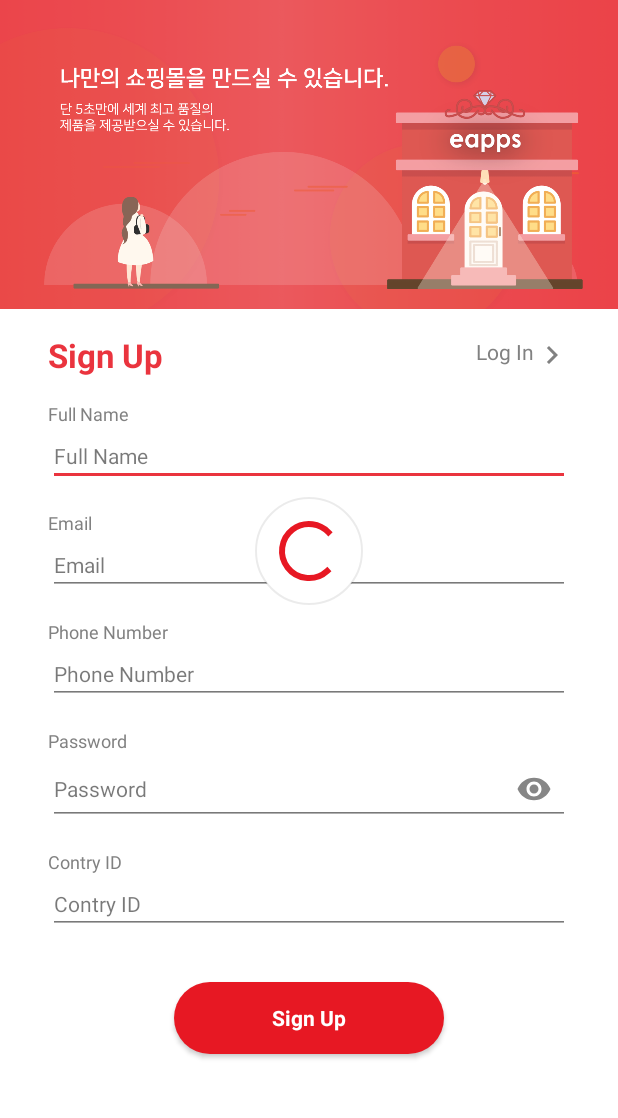
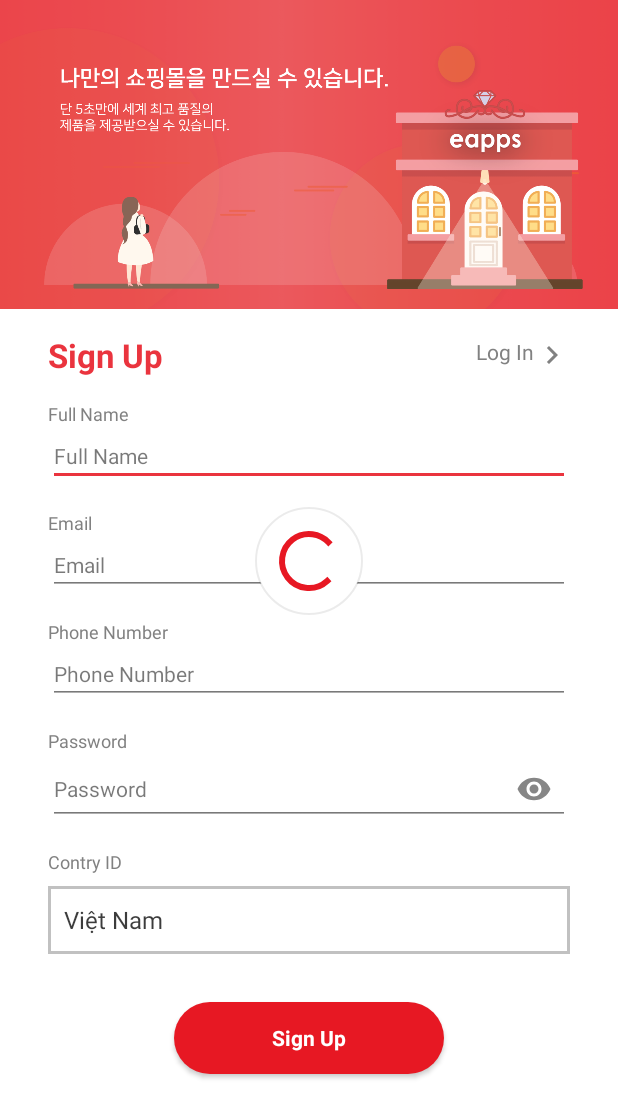
Before and after one commit to khoiln218/Gomi-Seller, an Android app: the SignUpActivity screen opened directly, with no data from a screen before it, on a phone screen of 412 x 824 dp. Shown: the top 1118 px of the screen. Run offline under Robolectric (Android 15) with nearby library versions, the phone set to English and light mode, and no system bars; our stand-ins replace data binding.

Commit message:
-[upd] add select contry id

```diff
--- a/app/src/main/java/vn/gomicorp/seller/data/AppDataSource.java
+++ b/app/src/main/java/vn/gomicorp/seller/data/AppDataSource.java
@@ -1,8 +1,11 @@
 package vn.gomicorp.seller.data;
+
+import java.util.List;
 
 import vn.gomicorp.seller.data.source.model.api.SignInRequest;
 import vn.gomicorp.seller.data.source.model.api.SignUpRequest;
 import vn.gomicorp.seller.data.source.model.data.AccountInfo;
+import vn.gomicorp.seller.data.source.model.data.Contry;
 
 /**
  * Created by KHOI LE on 3/12/2020.
@@ -11,4 +14,6 @@ public interface AppDataSource {
     void signin(SignInRequest request, ResultListener<AccountInfo> callback);
 
     void signup(SignUpRequest request, ResultListener<AccountInfo> callback);
+
+    void getContry(ResultListener<List<Contry>> callback);
 }
--- a/app/src/main/java/vn/gomicorp/seller/data/AppRepository.java
+++ b/app/src/main/java/vn/gomicorp/seller/data/AppRepository.java
@@ -1,9 +1,12 @@
 package vn.gomicorp.seller.data;
+
+import java.util.List;
 
 import vn.gomicorp.seller.data.source.local.db.AppLocalDataSource;
 import vn.gomicorp.seller.data.source.model.api.SignInRequest;
 import vn.gomicorp.seller.data.source.model.api.SignUpRequest;
 import vn.gomicorp.seller.data.source.model.data.AccountInfo;
+import vn.gomicorp.seller.data.source.model.data.Contry;
 import vn.gomicorp.seller.data.source.remote.AppRemoteDataSource;
 
 import static androidx.core.util.Preconditions.checkNotNull;
@@ -46,4 +49,9 @@ public class AppRepository implements AppDataSource {
 
         mRemoteDataSource.signup(request, callback);
     }
+
+    @Override
+    public void getContry(ResultListener<List<Contry>> callback) {
+        mRemoteDataSource.getContry(callback);
+    }
 }
--- a/app/src/main/java/vn/gomicorp/seller/data/source/local/db/AppLocalDataSource.java
+++ b/app/src/main/java/vn/gomicorp/seller/data/source/local/db/AppLocalDataSource.java
@@ -1,10 +1,13 @@
 package vn.gomicorp.seller.data.source.local.db;
+
+import java.util.List;
 
 import vn.gomicorp.seller.data.AppDataSource;
 import vn.gomicorp.seller.data.ResultListener;
 import vn.gomicorp.seller.data.source.model.api.SignInRequest;
 import vn.gomicorp.seller.data.source.model.api.SignUpRequest;
 import vn.gomicorp.seller.data.source.model.data.AccountInfo;
+import vn.gomicorp.seller.data.source.model.data.Contry;
 
 public class AppLocalDataSource implements AppDataSource {
     @Override
@@ -16,4 +19,9 @@ public class AppLocalDataSource implements AppDataSource {
     public void signup(SignUpRequest request, ResultListener<AccountInfo> callback) {
 
     }
+
+    @Override
+    public void getContry(ResultListener<List<Contry>> callback) {
+
+    }
 }
--- /dev/null
+++ b/app/src/main/java/vn/gomicorp/seller/data/source/model/data/Contry.java
@@ -0,0 +1,14 @@
+package vn.gomicorp.seller.data.source.model.data;
+
+/**
+ * Created by KHOI LE on 3/13/2020.
+ */
+public class Contry {
+    public int code;
+    public String name;
+
+    public Contry(int code, String name) {
+        this.code = code;
+        this.name = name;
+    }
+}
--- a/app/src/main/java/vn/gomicorp/seller/data/source/remote/AppRemoteDataSource.java
+++ b/app/src/main/java/vn/gomicorp/seller/data/source/remote/AppRemoteDataSource.java
@@ -1,4 +1,7 @@
 package vn.gomicorp.seller.data.source.remote;
+
+import java.util.ArrayList;
+import java.util.List;
 
 import retrofit2.Call;
 import retrofit2.Callback;
@@ -10,6 +13,7 @@ import vn.gomicorp.seller.data.source.model.api.ResponseData;
 import vn.gomicorp.seller.data.source.model.api.SignInRequest;
 import vn.gomicorp.seller.data.source.model.api.SignUpRequest;
 import vn.gomicorp.seller.data.source.model.data.AccountInfo;
+import vn.gomicorp.seller.data.source.model.data.Contry;
 
 public class AppRemoteDataSource implements AppDataSource {
     @Override
@@ -61,4 +65,13 @@ public class AppRemoteDataSource implements AppDataSource {
             }
         });
     }
+
+    @Override
+    public void getContry(ResultListener<List<Contry>> callback) {
+        List<Contry> contries = new ArrayList<>();
+        contries.add(new Contry(1, "Việt Nam"));
+        contries.add(new Contry(2, "Hàn Quốc"));
+        contries.add(new Contry(3, "Thái Lan"));
+        callback.onLoaded(contries);
+    }
 }
--- a/app/src/main/java/vn/gomicorp/seller/signup/SignUpActivity.java
+++ b/app/src/main/java/vn/gomicorp/seller/signup/SignUpActivity.java
@@ -1,6 +1,9 @@
 package vn.gomicorp.seller.signup;
 
 import android.os.Bundle;
+import android.view.View;
+import android.widget.AdapterView;
+import android.widget.ArrayAdapter;
 import android.widget.Toast;
 
 import androidx.appcompat.app.AppCompatActivity;
@@ -8,7 +11,12 @@ import androidx.databinding.DataBindingUtil;
 import androidx.lifecycle.Observer;
 import androidx.lifecycle.ViewModelProviders;
 
+import java.util.ArrayList;
+import java.util.List;
+
 import vn.gomicorp.seller.R;
+import vn.gomicorp.seller.data.ResultListener;
+import vn.gomicorp.seller.data.source.model.data.Contry;
 import vn.gomicorp.seller.databinding.ActivitySignUpBinding;
 import vn.gomicorp.seller.utils.Utils;
 
@@ -29,6 +37,47 @@ public class SignUpActivity extends AppCompatActivity {
         signUpViewModel = ViewModelProviders.of(this).get(SignUpViewModel.class);
         activitySignUpBinding.setSignUpViewModel(signUpViewModel);
         activitySignUpBinding.setLifecycleOwner(this);
+
+        setupContryId();
+    }
+
+    private void setupContryId() {
+        final List<String> categories = new ArrayList<String>();
+        activitySignUpBinding.spContryId.setOnItemSelectedListener(new AdapterView.OnItemSelectedListener() {
+            @Override
+            public void onItemSelected(AdapterView<?> parent, View view, int position, long id) {
+                signUpViewModel.selectContry = position;
+                signUpViewModel.afterTextChanged();
+            }
+
+            @Override
+            public void onNothingSelected(AdapterView<?> parent) {
+
+            }
+        });
+        // Spinner Drop down elements
+        signUpViewModel.getContry(new ResultListener<List<Contry>>() {
+            @Override
+            public void onLoaded(List<Contry> result) {
+                for (Contry contry : result) {
+                    categories.add(contry.name);
+                }
+            }
+
+            @Override
+            public void onDataNotAvailable(String error) {
+
+            }
+        });
+
+        // Creating adapter for spinner
+        ArrayAdapter<String> dataAdapter = new ArrayAdapter<String>(this, android.R.layout.simple_spinner_item, categories);
+
+        // Drop down layout style - list view with radio button
+        dataAdapter.setDropDownViewResource(android.R.layout.simple_spinner_dropdown_item);
+
+        // attaching data adapter to spinner
+        activitySignUpBinding.spContryId.setAdapter(dataAdapter);
     }
 
     private void subscribeToNavigationChanges(SignUpViewModel viewModel) {
@@ -81,12 +130,12 @@ public class SignUpActivity extends AppCompatActivity {
     }
 
     private void contryIdSuccess() {
-        activitySignUpBinding.inputLayoutCountryId.setErrorEnabled(false);
+//        activitySignUpBinding.inputLayoutCountryId.setErrorEnabled(false);
     }
 
     private void contryIdError() {
-        activitySignUpBinding.inputLayoutCountryId.setError(getString(R.string.err_input_contry_id));
-        Utils.requestFocus(this, activitySignUpBinding.txtContryid);
+//        activitySignUpBinding.inputLayoutCountryId.setError(getString(R.string.err_input_contry_id));
+//        Utils.requestFocus(this, activitySignUpBinding.txtContryid);
         Utils.playVibrate(this);
     }
 
--- a/app/src/main/java/vn/gomicorp/seller/signup/SignUpViewModel.java
+++ b/app/src/main/java/vn/gomicorp/seller/signup/SignUpViewModel.java
@@ -1,15 +1,18 @@
 package vn.gomicorp.seller.signup;
 
-import android.text.Editable;
 import android.text.TextUtils;
 
 import androidx.lifecycle.MutableLiveData;
 import androidx.lifecycle.ViewModel;
 
+import java.util.ArrayList;
+import java.util.List;
+
 import vn.gomicorp.seller.data.AppRepository;
 import vn.gomicorp.seller.data.ResultListener;
 import vn.gomicorp.seller.data.source.model.api.SignUpRequest;
 import vn.gomicorp.seller.data.source.model.data.AccountInfo;
+import vn.gomicorp.seller.data.source.model.data.Contry;
 import vn.gomicorp.seller.event.MultibleLiveEvent;
 import vn.gomicorp.seller.utils.Inputs;
 import vn.gomicorp.seller.utils.Utils;
@@ -24,6 +27,9 @@ public class SignUpViewModel extends ViewModel {
     public MutableLiveData<String> password = new MutableLiveData<>();
     public MutableLiveData<Boolean> loadding = new MutableLiveData<>();
     public MutableLiveData<Boolean> enableBtnSigup = new MutableLiveData<>();
+
+    public int selectContry = -1;
+    private List<Contry> contries = new ArrayList<>();
 
     public final MultibleLiveEvent<SignUpEvent> mSignUpCommand = new MultibleLiveEvent<>();
 
@@ -58,13 +64,6 @@ public class SignUpViewModel extends ViewModel {
             return;
         } else {
             passwordSuccess();
-        }
-
-        if (TextUtils.isEmpty(contryId.getValue())) {
-            contryIdError();
-            return;
-        } else {
-            contryIdSuccess();
         }
 
         requestSignUp();
@@ -125,7 +124,7 @@ public class SignUpViewModel extends ViewModel {
     private void requestSignUp() {
         showProgressing();
         SignUpRequest request = new SignUpRequest();
-        request.setCountryId(Integer.parseInt(contryId.getValue()));
+        request.setCountryId(contries.get(selectContry).code);
         request.setEmail(email.getValue());
         request.setFullName(fullName.getValue());
         request.setPhoneNumber(phoneNumber.getValue());
@@ -163,12 +162,27 @@ public class SignUpViewModel extends ViewModel {
         return mSignUpCommand;
     }
 
-    public void afterTextChanged(Editable s) {
-        if (checkLengthName() && checkLengthEmail() && checkLengthPhoneNumber() && checkLengthPwd() && checkLengthContryId()) {
+    public void afterTextChanged() {
+        if (checkLengthName() && checkLengthEmail() && checkLengthPhoneNumber() && checkLengthPwd() && selectContry != -1/*&& checkLengthContryId()*/) {
             enableBtnSigup.setValue(true);
         } else {
             enableBtnSigup.setValue(false);
         }
+    }
+
+    public void getContry(final ResultListener<List<Contry>> listener) {
+        mAppRepository.getContry(new ResultListener<List<Contry>>() {
+            @Override
+            public void onLoaded(List<Contry> result) {
+                contries = result;
+                listener.onLoaded(result);
+            }
+
+            @Override
+            public void onDataNotAvailable(String error) {
+                listener.onDataNotAvailable(error);
+            }
+        });
     }
 
     private boolean checkLengthContryId() {
--- /dev/null
+++ b/app/src/main/res/drawable/spinner_border.xml
@@ -0,0 +1,13 @@
+<?xml version="1.0" encoding="utf-8"?>
+<selector xmlns:android="http://schemas.android.com/apk/res/android">
+    <item>
+        <layer-list>
+            <item>
+                <shape>
+                    <stroke android:width="2dp" android:color="#b8b8b8" />
+                    <padding android:bottom="3dp" android:left="3dp" android:right="3dp" android:top="3dp" />
+                </shape>
+            </item>
+        </layer-list>
+    </item>
+</selector>
--- a/app/src/main/res/layout/activity_sign_up.xml
+++ b/app/src/main/res/layout/activity_sign_up.xml
@@ -100,7 +100,7 @@
                     android:id="@+id/txt_name"
                     android:layout_width="match_parent"
                     android:layout_height="wrap_content"
-                    android:afterTextChanged="@{(s) -> signUpViewModel.afterTextChanged(s)}"
+                    android:afterTextChanged="@{(s) -> signUpViewModel.afterTextChanged()}"
                     android:hint="@string/hint_name"
                     android:importantForAutofill="no"
                     android:inputType="textCapWords"
@@ -140,7 +140,7 @@
                     android:id="@+id/txt_email"
                     android:layout_width="match_parent"
                     android:layout_height="wrap_content"
-                    android:afterTextChanged="@{(s) -> signUpViewModel.afterTextChanged(s)}"
+                    android:afterTextChanged="@{(s) -> signUpViewModel.afterTextChanged()}"
                     android:hint="@string/hint_email"
                     android:importantForAutofill="no"
                     android:inputType="textEmailAddress"
@@ -181,7 +181,7 @@
                     android:id="@+id/txt_phone_number"
                     android:layout_width="match_parent"
                     android:layout_height="wrap_content"
-                    android:afterTextChanged="@{(s) -> signUpViewModel.afterTextChanged(s)}"
+                    android:afterTextChanged="@{(s) -> signUpViewModel.afterTextChanged()}"
                     android:hint="@string/hint_phone_number"
                     android:importantForAutofill="no"
                     android:inputType="phone"
@@ -223,7 +223,7 @@
                     android:id="@+id/txt_pwd"
                     android:layout_width="match_parent"
                     android:layout_height="wrap_content"
-                    android:afterTextChanged="@{(s) -> signUpViewModel.afterTextChanged(s)}"
+                    android:afterTextChanged="@{(s) -> signUpViewModel.afterTextChanged()}"
                     android:hint="@string/hint_password"
                     android:importantForAutofill="no"
                     android:inputType="textPassword"
@@ -249,30 +249,17 @@
                 app:layout_constraintStart_toStartOf="parent"
                 app:layout_constraintTop_toBottomOf="@+id/input_layout_password" />
 
-            <com.google.android.material.textfield.TextInputLayout
-                android:id="@+id/input_layout_country_id"
+            <Spinner
+                android:id="@+id/sp_contryId"
                 android:layout_width="0dp"
-                android:layout_height="wrap_content"
+                android:layout_height="45dp"
                 android:layout_marginStart="32dp"
+                android:layout_marginTop="8dp"
                 android:layout_marginEnd="32dp"
-                app:hintEnabled="false"
+                android:background="@drawable/spinner_border"
                 app:layout_constraintEnd_toEndOf="parent"
                 app:layout_constraintStart_toStartOf="parent"
-                app:layout_constraintTop_toBottomOf="@+id/tvcontry_id">
-
-                <EditText
-                    android:id="@+id/txt_contryid"
-                    android:layout_width="match_parent"
-                    android:layout_height="wrap_content"
-                    android:afterTextChanged="@{(s) -> signUpViewModel.afterTextChanged(s)}"
-                    android:hint="@string/hint_contry_id"
-                    android:importantForAutofill="no"
-                    android:inputType="numberDecimal"
-                    android:singleLine="true"
-                    android:text="@={signUpViewModel.contryId}"
-                    android:textAppearance="?android:textAppearance" />
-
-            </com.google.android.material.textfield.TextInputLayout>
+                app:layout_constraintTop_toBottomOf="@+id/tvcontry_id" />
 
             <Button
                 android:id="@+id/button"
@@ -287,7 +274,7 @@
                 app:layout_constraintBottom_toBottomOf="parent"
                 app:layout_constraintEnd_toEndOf="parent"
                 app:layout_constraintStart_toStartOf="parent"
-                app:layout_constraintTop_toBottomOf="@+id/input_layout_country_id" />
+                app:layout_constraintTop_toBottomOf="@+id/sp_contryId" />
 
             <include
                 android:id="@+id/include"
```
